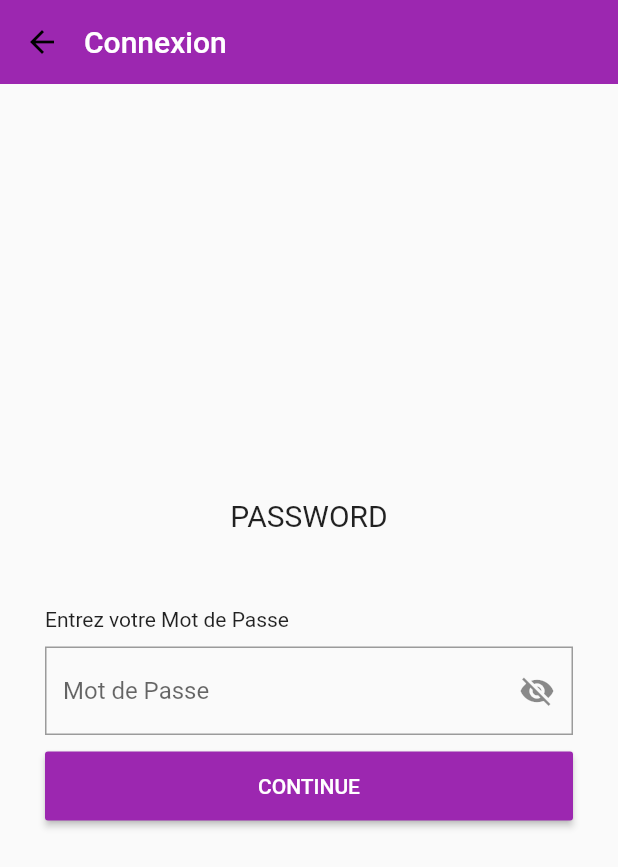
After one commit to youken34/Projet-GSB-Mobile, a Flutter app: the PasswordScreen screen opened directly, on a phone screen of 412 x 824 dp. The commit adds this screen. Shown: the top 867 px of the screen. Run offline on Flutter 3.47's test engine with Material 2 defaults, Android fonts, the phone set to English and light mode, and no system bars.

Commit message:
no message

```diff
--- a/Tuto_2 (D)/lib/main.dart
+++ b/Tuto_2 (D)/lib/main.dart
@@ -1,5 +1,6 @@
 import 'package:flutter/material.dart';
 import 'package:gsb_application/screens/term.dart';
+import 'screens/Password.dart';
 import 'screens/auth.dart';
 import 'screens/home.dart';
 
@@ -12,9 +13,10 @@ class App extends StatelessWidget {
     return const MaterialApp(
       debugShowCheckedModeBanner: false,
       title: 'Flutter Demo',
-      // home: Home(),
-      home: AuthScreen(),
+      home: Home(),
+      // home: AuthScreen(),
       // home: TermScreen(),
+      // home: PasswordScreen(),
     );
   }
 }
--- /dev/null
+++ b/Tuto_2 (D)/lib/screens/Password.dart
@@ -0,0 +1,92 @@
+import 'package:flutter/material.dart';
+
+class PasswordScreen extends StatefulWidget {
+  const PasswordScreen({Key? key}) : super(key: key);
+
+  @override
+  State<PasswordScreen> createState() => _PasswordScreenState();
+}
+
+class _PasswordScreenState extends State<PasswordScreen> {
+  bool _isSecret = true;
+
+  @override
+  Widget build(BuildContext context) {
+    return SafeArea(
+      child: Scaffold(
+          appBar: AppBar(
+            title: Text('Connexion'),
+            titleSpacing: 0.0,
+            elevation: 0,
+            backgroundColor: (Colors.purple),
+            leading: IconButton(
+              icon: Icon(Icons.arrow_back),
+              color: Colors.black,
+              onPressed: () {},
+            ),
+          ),
+          body: Center(
+            child: SingleChildScrollView(
+              padding: EdgeInsets.symmetric(
+                horizontal: 30.0,
+              ),
+              child: Column(
+                children: [
+                  Text(
+                    'Password'.toUpperCase(),
+                    style: TextStyle(
+                      fontSize: 20.0,
+                    ),
+                  ),
+                  SizedBox(
+                    height: 50.0,
+                  ),
+                  Form(
+                    child: Column(
+                      crossAxisAlignment: CrossAxisAlignment.stretch,
+                      children: [
+                        const Text('Entrez votre Mot de Passe'),
+                        SizedBox(
+                          height: 10.0,
+                        ),
+                        TextFormField(
+                          obscureText: _isSecret,
+                          decoration: InputDecoration(
+                            suffixIcon: InkWell(
+                              onTap: () =>
+                                  setState(() => _isSecret = !_isSecret),
+                              child: Icon(!_isSecret
+                                  ? Icons.visibility
+                                  : Icons.visibility_off),
+                            ),
+                            hintText: 'Mot de Passe',
+                            border: OutlineInputBorder(
+                              borderRadius: BorderRadius.circular(0.0),
+                              borderSide: BorderSide(color: Colors.purple),
+                            ),
+                          ),
+                        ),
+                        SizedBox(
+                          height: 10.0,
+                        ),
+                        RaisedButton(
+                          color: Colors.purple,
+                          padding: EdgeInsets.symmetric(vertical: 15.0),
+                          onPressed: () => print('send'),
+                          child: Text(
+                            'Continue'.toUpperCase(),
+                            style: TextStyle(
+                              color: Colors.white,
+                            ),
+                          ),
+                        )
+                      ],
+                    ),
+                  )
+                ],
+              ),
+            ),
+          )),
+    );
+  }
+}
```
Also changed, not shown: Tuto_2 (D)/lib/screens/Menu.dart (added).
